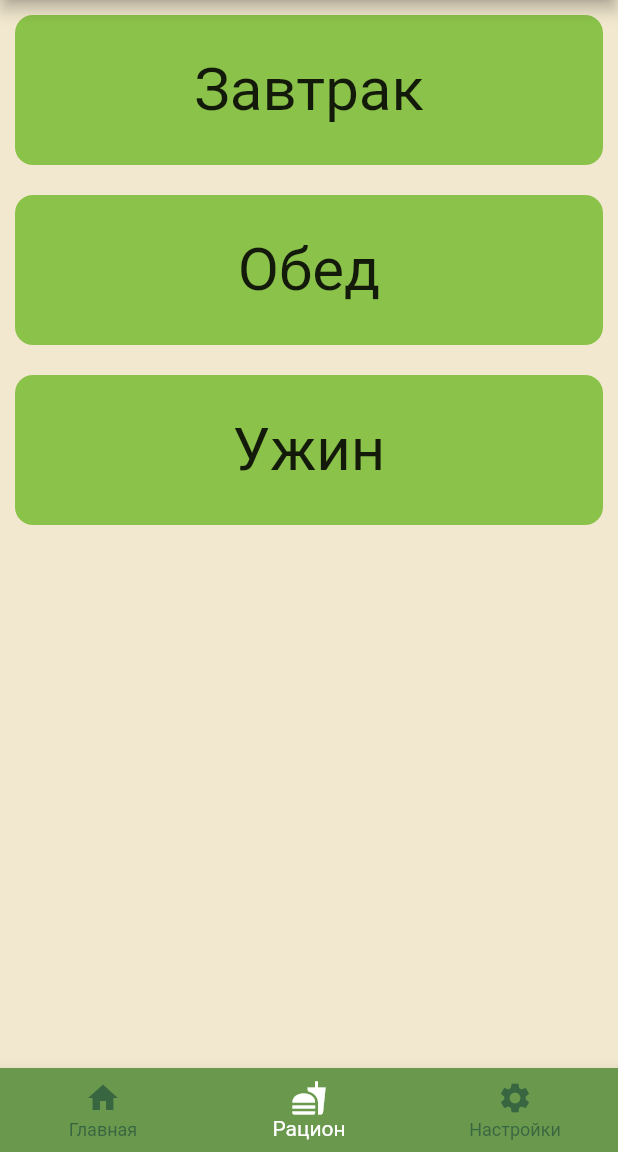
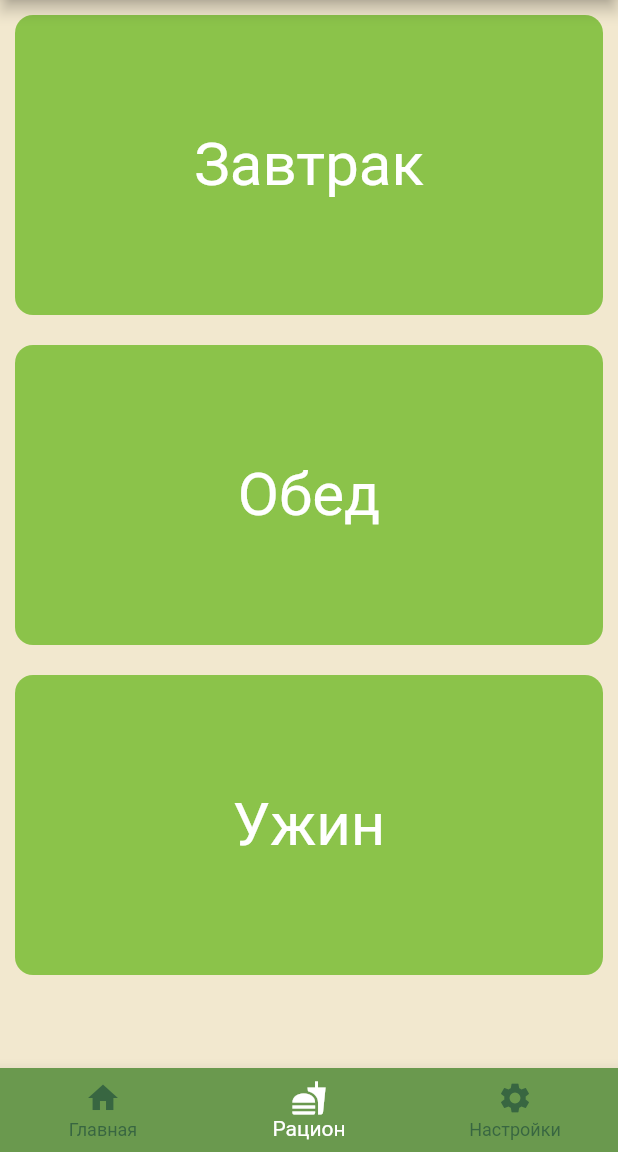
Before and after one commit to MrSolo501/Health-Helper, a Flutter app: the screen it shows after launch, item 2 of the bottom bar chosen, on a phone screen of 412 x 824 dp, the part 84-1236 px from its top. Run offline on Flutter 3.47's test engine with Material 2 defaults, Android fonts, the phone set to English and light mode, and no system bars.

Commit message:
вторая часть коммита

```diff
--- a/lib/pages/eda.dart
+++ b/lib/pages/diet.dart
@@ -1,8 +1,8 @@
 import 'package:flutter/material.dart';
-import 'package:health_helper/pages/breakfast_page.dart';
-import 'breakfast_page.dart';
-import 'lunch_page.dart';
-import 'dinner_page.dart';
+import 'package:health_helper/pages/diet_pages/breakfast_page.dart';
+import 'diet_pages/breakfast_page.dart';
+import 'diet_pages/lunch_page.dart';
+import 'diet_pages/dinner_page.dart';
 
 final List<String> entries = <String>['Завтрак', 'Обед', 'Ужин'];
 final List<int> colorCodes = <int>[600, 600, 600];
@@ -22,14 +22,14 @@ class EdaScreenWidget extends StatelessWidget {
             },
             child: Container(
               margin: const EdgeInsets.all(10.0),
-              height: 100,
+              height: 200,
               decoration: BoxDecoration(
                   borderRadius: BorderRadius.circular(12),
                   color: Colors.lightGreen),
               child: Center(
                   child: Text(
                 'Завтрак',
-                style: TextStyle(fontSize: 40),
+                style: TextStyle(fontSize: 40,color: Colors.white),
               )),
             )),
         GestureDetector(
@@ -39,14 +39,14 @@ class EdaScreenWidget extends StatelessWidget {
             },
             child: Container(
           margin: const EdgeInsets.all(10.0),
-          height: 100,
+          height: 200,
           decoration: BoxDecoration(
               borderRadius: BorderRadius.circular(12),
               color: Colors.lightGreen),
           child: Center(
               child: Text(
             'Обед',
-            style: TextStyle(fontSize: 40),
+            style: TextStyle(fontSize: 40,color:Colors.white),
           )),
         )),
         GestureDetector(
@@ -56,14 +56,14 @@ class EdaScreenWidget extends StatelessWidget {
             },
             child: Container(
           margin: const EdgeInsets.all(10.0),
-          height: 100,
+          height: 200,
           decoration: BoxDecoration(
               borderRadius: BorderRadius.circular(12),
               color: Colors.lightGreen),
           child: Center(
               child: Text(
             'Ужин',
-            style: TextStyle(fontSize: 40),
+            style: TextStyle(fontSize: 40,color:Colors.white),
           )),
         )),
       ],
--- a/lib/pages/home_page.dart
+++ b/lib/pages/home_page.dart
@@ -1,7 +1,7 @@
 import 'package:flutter/material.dart';
 import 'package:health_helper/pages/settings.dart';
 import 'package:health_helper/tasks_list/tasks_list.dart';
-import 'eda.dart';
+import 'diet.dart';
 
 class HomepageScreenWidget extends StatefulWidget {
   const HomepageScreenWidget({super.key});
```
Also changed, not shown: lib/recipe/extened_recipe.dart (added, +12 -0 lines), lib/recipe/recipe.dart (added, +72 -0 lines), assets/images/hot_apple_porridge.jpg (added).
